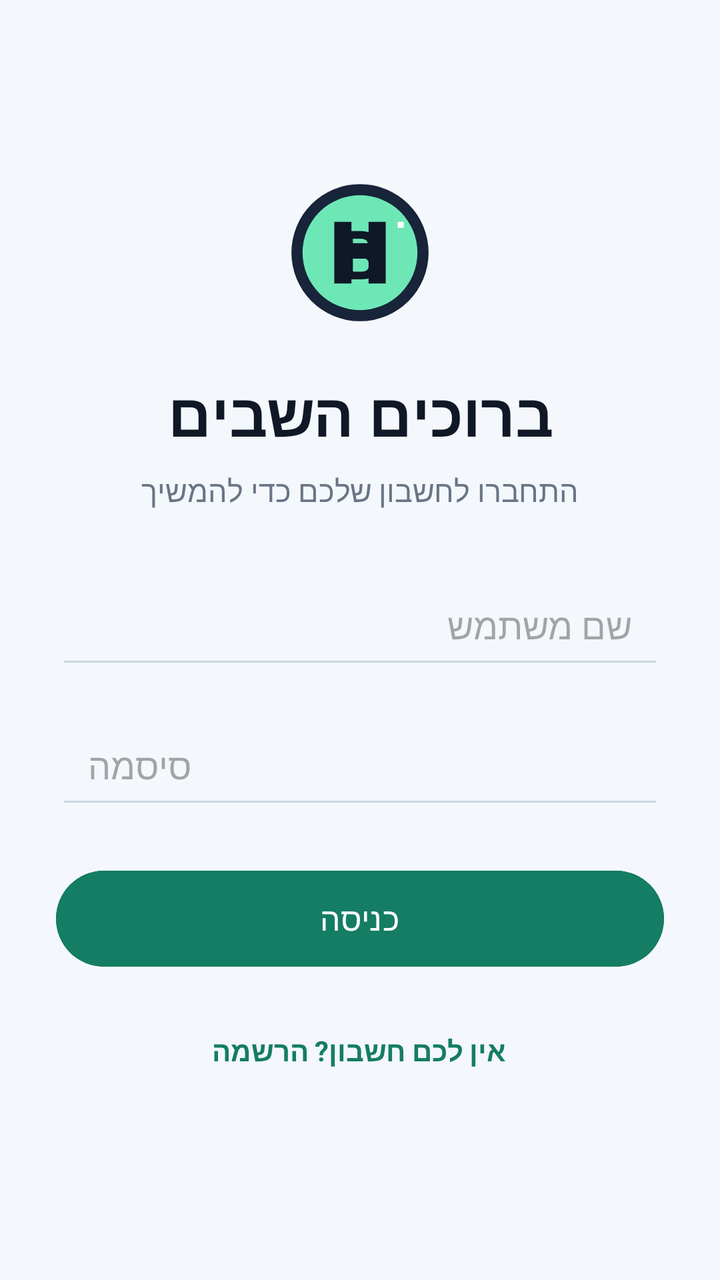
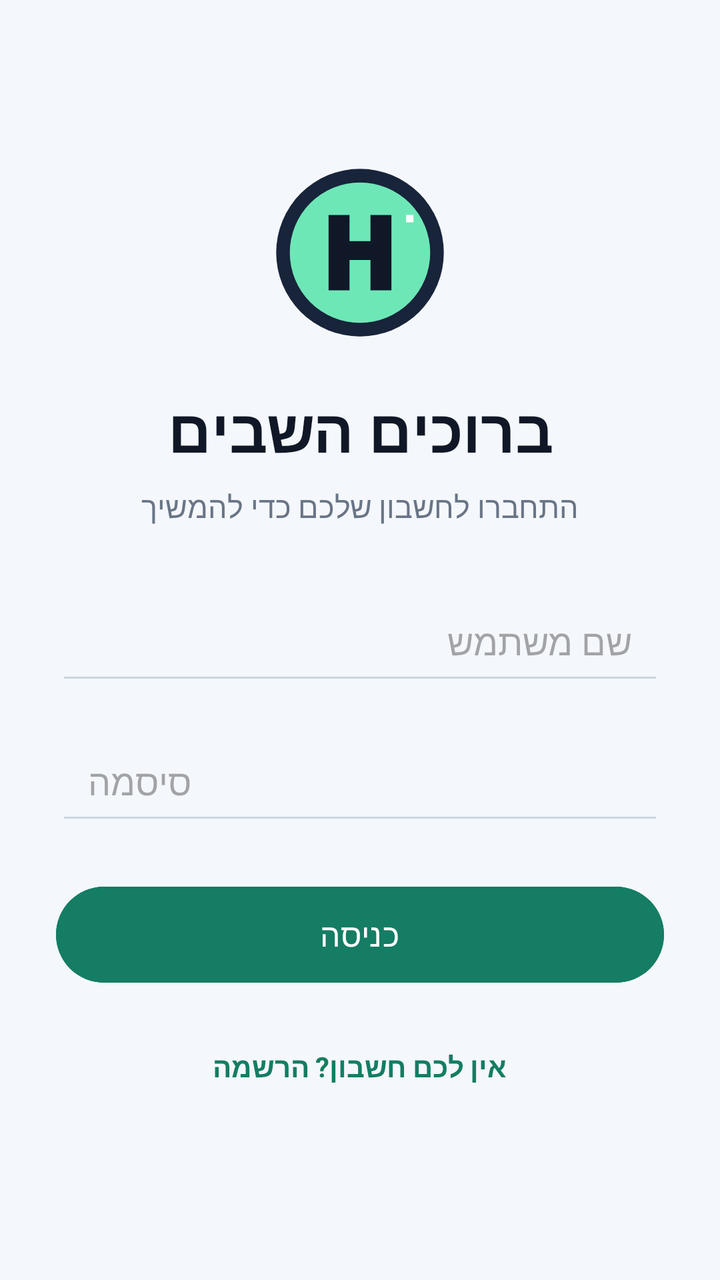

Screens rendered from an Android XML layout before and after an edit, with the pre-edit source and the edit as a unified diff.
<!-- AndroidManifest.xml: application theme Theme.Bomba2 -->
<!-- res/layout/activity_login.xml -->
<?xml version="1.0" encoding="utf-8"?>
<ScrollView xmlns:android="http://schemas.android.com/apk/res/android"
    android:layout_width="match_parent"
    android:layout_height="match_parent"
    android:background="#F4F7FB"
    android:fillViewport="true">

    <LinearLayout
        android:layout_width="match_parent"
        android:layout_height="wrap_content"
        android:gravity="center"
        android:orientation="vertical"
        android:padding="28dp">

        <TextView
            android:layout_width="72dp"
            android:layout_height="72dp"
            android:background="@drawable/ic_brand_mark"
            android:gravity="center"
            android:text="B"
            android:textColor="#101827"
            android:textSize="34sp"
            android:textStyle="bold" />

        <TextView
            android:layout_width="wrap_content"
            android:layout_height="wrap_content"
            android:layout_marginTop="24dp"
            android:text="ברוכים השבים"
            android:textColor="#101827"
            android:textSize="30sp"
            android:textStyle="bold" />

        <TextView
            android:layout_width="wrap_content"
            android:layout_height="wrap_content"
            android:layout_marginTop="8dp"
            android:layout_marginBottom="28dp"
            android:text="התחברו לחשבון שלכם כדי להמשיך"
            android:textColor="#697586"
            android:textSize="15sp" />

        <EditText
            android:id="@+id/etUser"
            android:layout_width="match_parent"
            android:layout_height="56dp"
            android:layout_marginBottom="14dp"
            android:backgroundTint="#CBD5E1"
            android:hint="שם משתמש"
            android:inputType="text"
            android:paddingHorizontal="16dp"
            android:singleLine="true" />

        <EditText
            android:id="@+id/etPass"
            android:layout_width="match_parent"
            android:layout_height="56dp"
            android:layout_marginBottom="22dp"
            android:backgroundTint="#CBD5E1"
            android:hint="סיסמה"
            android:inputType="textPassword"
            android:paddingHorizontal="16dp"
            android:singleLine="true" />

        <Button
            android:id="@+id/btnLogin"
            android:layout_width="match_parent"
            android:layout_height="56dp"
            android:backgroundTint="#147D64"
            android:text="כניסה"
            android:textAllCaps="false"
            android:textSize="16sp" />

        <TextView
            android:id="@+id/tvToRegister"
            android:layout_width="wrap_content"
            android:layout_height="48dp"
            android:layout_marginTop="14dp"
            android:clickable="true"
            android:focusable="true"
            android:gravity="center"
            android:paddingHorizontal="12dp"
            android:text="אין לכם חשבון? הרשמה"
            android:textColor="#147D64"
            android:textStyle="bold" />
    </LinearLayout>
</ScrollView>
<!-- resources referenced by this layout -->
<resources>
  <!-- drawable ic_brand_mark (drawable) -->
  <?xml version="1.0" encoding="utf-8"?>
  <vector xmlns:android="http://schemas.android.com/apk/res/android"
      android:width="168dp"
      android:height="168dp"
      android:viewportWidth="168"
      android:viewportHeight="168">
      <path
          android:fillColor="#17243A"
          android:pathData="M84,4A80,80 0,1 0,84 164A80,80 0,1 0,84 4" />
      <path
          android:fillColor="#6EE7B7"
          android:pathData="M84,17A67,67 0,1 0,84 151A67,67 0,1 0,84 17" />
      <path
          android:fillColor="#101827"
          android:pathData="M54,48h20v25h20V48h20v72H94V91H74v29H54z" />
      <path
          android:fillColor="#FFFFFF"
          android:pathData="M128,48h7v7h-7z" />
  </vector>
  <style name="Theme.Bomba2" parent="Base.Theme.Bomba2" />
  <style name="Base.Theme.Bomba2" parent="Theme.Material3.DayNight.NoActionBar">
          
          
      </style>
</resources>

<!-- the commit's change to res/layout/activity_login.xml (unified diff, before → after) -->
@@ -3,39 +3,39 @@
     android:layout_width="match_parent"
     android:layout_height="match_parent"
     android:background="#F4F7FB"
-    android:fillViewport="true">
+    android:fillViewport="true"
+    android:layoutDirection="rtl">
 
     <LinearLayout
         android:layout_width="match_parent"
-        android:layout_height="wrap_content"
-        android:gravity="center"
+        android:layout_height="match_parent"
+        android:gravity="center_horizontal|center_vertical"
         android:orientation="vertical"
         android:padding="28dp">
 
-        <TextView
-            android:layout_width="72dp"
-            android:layout_height="72dp"
-            android:background="@drawable/ic_brand_mark"
-            android:gravity="center"
-            android:text="B"
-            android:textColor="#101827"
-            android:textSize="34sp"
-            android:textStyle="bold" />
+        <ImageView
+            android:layout_width="88dp"
+            android:layout_height="88dp"
+            android:contentDescription="סמל האפליקציה"
+            android:scaleType="fitCenter"
+            android:src="@drawable/ic_brand_mark" />
 
         <TextView
-            android:layout_width="wrap_content"
+            android:layout_width="match_parent"
             android:layout_height="wrap_content"
             android:layout_marginTop="24dp"
+            android:gravity="center"
             android:text="ברוכים השבים"
             android:textColor="#101827"
             android:textSize="30sp"
             android:textStyle="bold" />
 
         <TextView
-            android:layout_width="wrap_content"
+            android:layout_width="match_parent"
             android:layout_height="wrap_content"
             android:layout_marginTop="8dp"
             android:layout_marginBottom="28dp"
+            android:gravity="center"
             android:text="התחברו לחשבון שלכם כדי להמשיך"
             android:textColor="#697586"
             android:textSize="15sp" />
@@ -46,6 +46,7 @@
             android:layout_height="56dp"
             android:layout_marginBottom="14dp"
             android:backgroundTint="#CBD5E1"
+            android:gravity="center_vertical|start"
             android:hint="שם משתמש"
             android:inputType="text"
             android:paddingHorizontal="16dp"
@@ -57,6 +58,7 @@
             android:layout_height="56dp"
             android:layout_marginBottom="22dp"
             android:backgroundTint="#CBD5E1"
+            android:gravity="center_vertical|start"
             android:hint="סיסמה"
             android:inputType="textPassword"
             android:paddingHorizontal="16dp"
@@ -67,19 +69,19 @@
             android:layout_width="match_parent"
             android:layout_height="56dp"
             android:backgroundTint="#147D64"
+            android:gravity="center"
             android:text="כניסה"
             android:textAllCaps="false"
             android:textSize="16sp" />
 
         <TextView
             android:id="@+id/tvToRegister"
-            android:layout_width="wrap_content"
+            android:layout_width="match_parent"
             android:layout_height="48dp"
             android:layout_marginTop="14dp"
             android:clickable="true"
             android:focusable="true"
             android:gravity="center"
-            android:paddingHorizontal="12dp"
             android:text="אין לכם חשבון? הרשמה"
             android:textColor="#147D64"
             android:textStyle="bold" />
